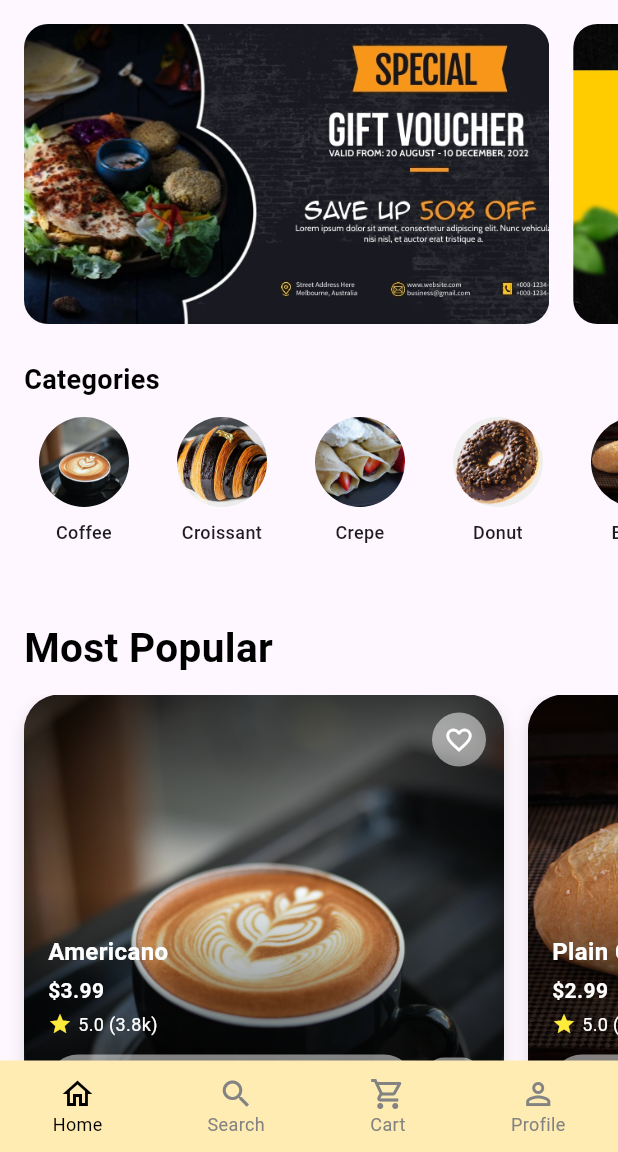
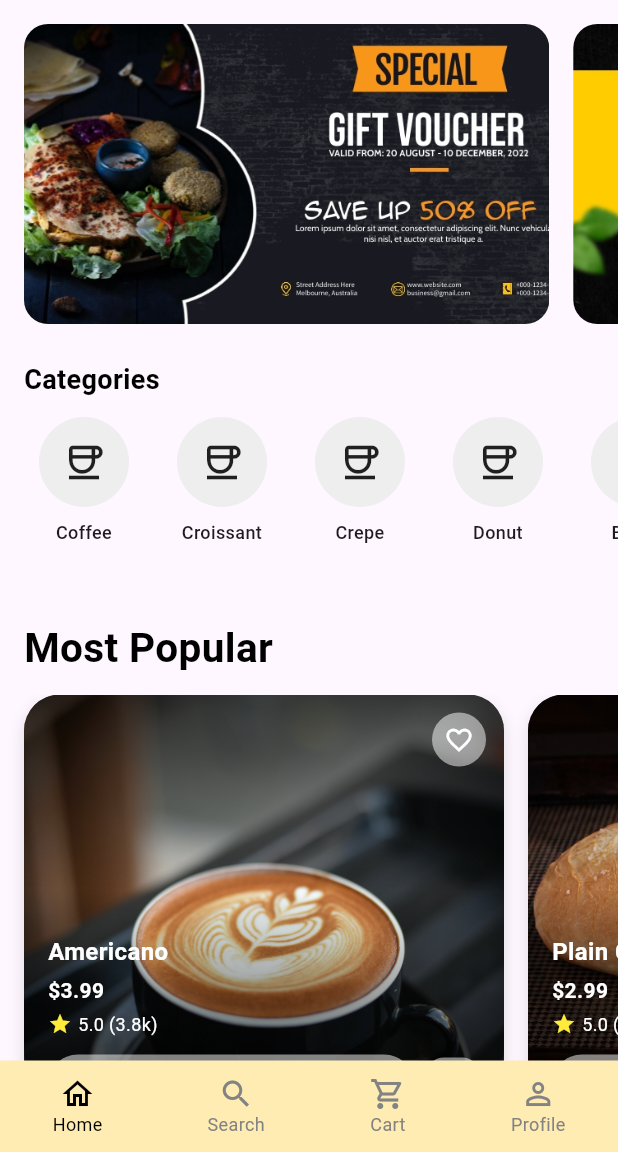
Before and after one commit to Sachith-AB/Bus-Booking-System, a Flutter app: the HomePage screen opened by its route, on a phone screen of 412 x 824 dp, the part 84-1236 px from its top. Run offline on Flutter 3.47's test engine with Material 3 defaults, Android fonts, the phone set to English and light mode, and no system bars; our stand-ins replace cloud_firestore, firebase_auth, firebase_core, get, image_picker, shared_preferences; accounts and stored records are empty.

Commit message:
complete create category page and added it to food page

```diff
--- a/lib/src/app/models/category_model.dart
+++ b/lib/src/app/models/category_model.dart
@@ -1,16 +1,39 @@
-// models/category.dart
 import 'package:flutter/material.dart';
 
 class Category {
   final String id;
   final String name;
-  final String iconPath;
-  final IconData icon;
+  final String? iconFontFamily;
+  final String? iconCode;
+  final IconData? icon;
+
 
   Category({
     required this.id,
     required this.name,
-    required this.iconPath,
-    required this.icon
+    this.iconFontFamily,
+    this.iconCode,
+    this.icon,
   });
+
+  Map<String, dynamic> toJson() {
+  return {
+    'id': id,
+    'name': name,
+    'iconCode': icon?.codePoint,
+    'iconFontFamily': icon?.fontFamily ?? 'MaterialIcons', // fallback
+  };
 }
+
+
+  factory Category.fromJson(Map<String, dynamic> json) {
+    return Category(
+      id: json['id'],
+      name: json['name'],
+      icon: IconData(
+        json['iconCode'],
+        fontFamily: json['iconFontFamily'],
+      ),
+    );
+  }
+}
--- a/lib/src/app/views/user/Home/components/category_list.dart
+++ b/lib/src/app/views/user/Home/components/category_list.dart
@@ -43,11 +43,10 @@ class CategoryList extends StatelessWidget {
               shape: BoxShape.circle,
             ),
             child: ClipOval(
-              child: Image.asset(
-                category.iconPath,
-                width: 60,
-                height: 60,
-                fit: BoxFit.cover,
+              child: Icon(
+                category.icon,
+                size: 30,
+                color: Colors.black87,
               ),
             ),
           ),
--- a/lib/src/app/views/user/Home/home_screen.dart
+++ b/lib/src/app/views/user/Home/home_screen.dart
@@ -18,11 +18,11 @@ class HomePage extends StatelessWidget {
 
     // Sample data
     final List<Category> categories = [
-      Category(id: '1', name: 'Coffee', iconPath:coffee , icon: Icons.coffee_outlined),
-      Category(id: '2', name: 'Croissant', iconPath: croissant , icon: Icons.coffee_outlined),
-      Category(id: '3', name: 'Crepe', iconPath: crepe , icon: Icons.coffee_outlined),
-      Category(id: '4', name: 'Donut', iconPath: donut , icon: Icons.coffee_outlined),
-      Category(id: '5', name: 'Bread', iconPath: bread , icon: Icons.coffee_outlined),
+      Category(id: '1', name: 'Coffee',  icon: Icons.coffee_outlined),
+      Category(id: '2', name: 'Croissant',  icon: Icons.coffee_outlined),
+      Category(id: '3', name: 'Crepe',icon: Icons.coffee_outlined),
+      Category(id: '4', name: 'Donut',icon: Icons.coffee_outlined),
+      Category(id: '5', name: 'Bread',icon: Icons.coffee_outlined),
     ];
     //those items should be available
 
--- a/lib/src/routes/routes_path.dart
+++ b/lib/src/routes/routes_path.dart
@@ -2,6 +2,7 @@ import 'package:bus_booking/src/app/models/product_model.dart';
 import 'package:bus_booking/src/app/views/auth/login/login.dart';
 import 'package:bus_booking/src/app/views/auth/register/owner_register.dart';
 import 'package:bus_booking/src/app/views/auth/register/register.dart';
+import 'package:bus_booking/src/app/views/hotelowner/category/category_create.dart';
 import 'package:bus_booking/src/app/views/hotelowner/food/food_create.dart';
 import 'package:bus_booking/src/app/views/hotelowner/food/food_update.dart';
 import 'package:bus_booking/src/app/views/user/Cart/cart_screen.dart';
@@ -35,6 +36,7 @@ class AppRoutes {
       final product = Get.arguments as Product;
       return FoodUpdatePage(product: product);
     }),
+    GetPage(name: '/create-category', page: () => const CreateCategoryPage()),
 
   ];
 }
```
Also changed, not shown: lib/src/app/controllers/hotelOwner/create_category_controller.dart (added, +46 -0 lines), lib/src/app/views/hotelowner/category/category_create.dart (added, +134 -0 lines), lib/src/app/views/user/Search/components/category_list.dart (+60 -4 lines), lib/src/app/views/user/Search/search_screen.dart (+7 -7 lines), 4 other files.
